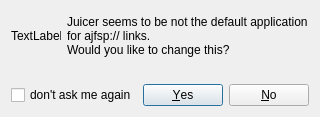
Qt form juicer/src/qajhandlerdialogbase.ui (applejuicenetz/gui-juicer) before a commit.
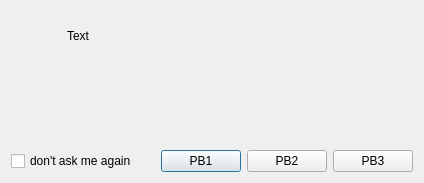
The same form after that commit. Icons and pictures are not drawn.

Commit message: HandlerDialog reengineered

What changed in the file:
```diff
--- a/juicer/src/qajhandlerdialogbase.ui
+++ b/juicer/src/qajhandlerdialogbase.ui
@@ -5,8 +5,8 @@
    <rect>
     <x>0</x>
     <y>0</y>
-    <width>308</width>
-    <height>117</height>
+    <width>424</width>
+    <height>183</height>
    </rect>
   </property>
   <property name="windowTitle" >
@@ -16,8 +16,8 @@
    <iconset resource="images.qrc" >
     <normaloff>:/juicer.png</normaloff>:/juicer.png</iconset>
   </property>
-  <layout class="QVBoxLayout" name="verticalLayout" >
-   <item>
+  <layout class="QGridLayout" name="gridLayout" >
+   <item row="0" column="0" >
     <layout class="QHBoxLayout" name="horizontalLayout" >
      <item>
       <widget class="QLabel" name="iconLabel" >
@@ -40,15 +40,17 @@
         </size>
        </property>
        <property name="text" >
-        <string>TextLabel</string>
+        <string/>
+       </property>
+       <property name="pixmap" >
+        <pixmap resource="images.qrc" >:/juicer.png</pixmap>
        </property>
       </widget>
      </item>
      <item>
       <widget class="QLabel" name="label" >
        <property name="text" >
-        <string>Juicer seems to be not the default application for ajfsp:// links.
-Would you like to change this?</string>
+        <string>Text</string>
        </property>
        <property name="wordWrap" >
         <bool>true</bool>
@@ -57,7 +59,7 @@
      </item>
     </layout>
    </item>
-   <item>
+   <item row="1" column="0" >
     <spacer name="verticalSpacer" >
      <property name="orientation" >
       <enum>Qt::Vertical</enum>
@@ -65,12 +67,12 @@
      <property name="sizeHint" stdset="0" >
       <size>
        <width>20</width>
-       <height>40</height>
+       <height>10</height>
       </size>
      </property>
     </spacer>
    </item>
-   <item>
+   <item row="2" column="0" >
     <layout class="QHBoxLayout" name="horizontalLayout_2" >
      <item>
       <widget class="QCheckBox" name="againCheckBox" >
@@ -80,9 +82,36 @@
       </widget>
      </item>
      <item>
-      <widget class="QDialogButtonBox" name="buttonBox" >
-       <property name="standardButtons" >
-        <set>QDialogButtonBox::No|QDialogButtonBox::Yes</set>
+      <spacer name="horizontalSpacer" >
+       <property name="orientation" >
+        <enum>Qt::Horizontal</enum>
+       </property>
+       <property name="sizeHint" stdset="0" >
+        <size>
+         <width>40</width>
+         <height>20</height>
+        </size>
+       </property>
+      </spacer>
+     </item>
+     <item>
+      <widget class="QPushButton" name="pb1" >
+       <property name="text" >
+        <string>PB1</string>
+       </property>
+      </widget>
+     </item>
+     <item>
+      <widget class="QPushButton" name="pb2" >
+       <property name="text" >
+        <string>PB2</string>
+       </property>
+      </widget>
+     </item>
+     <item>
+      <widget class="QPushButton" name="pb3" >
+       <property name="text" >
+        <string>PB3</string>
        </property>
       </widget>
      </item>
```
Left out of the diff: 44 changed lines with no effect on the pictures. The commit also changes 4 other files.
